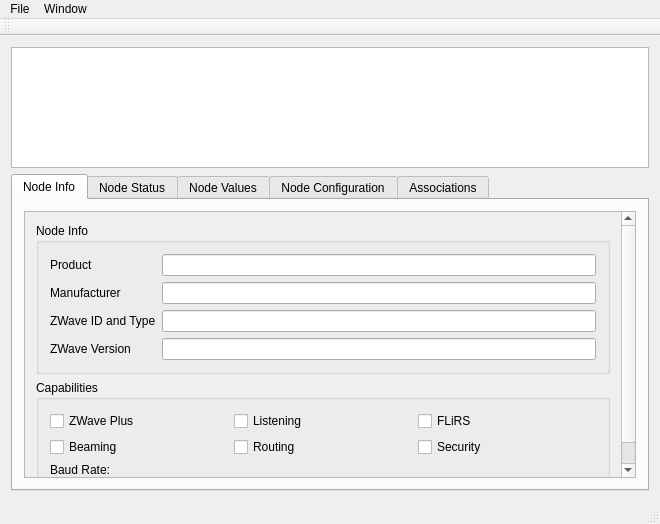
OpenZWave/ozw-admin, file mainwindow.ui: the form before one commit.
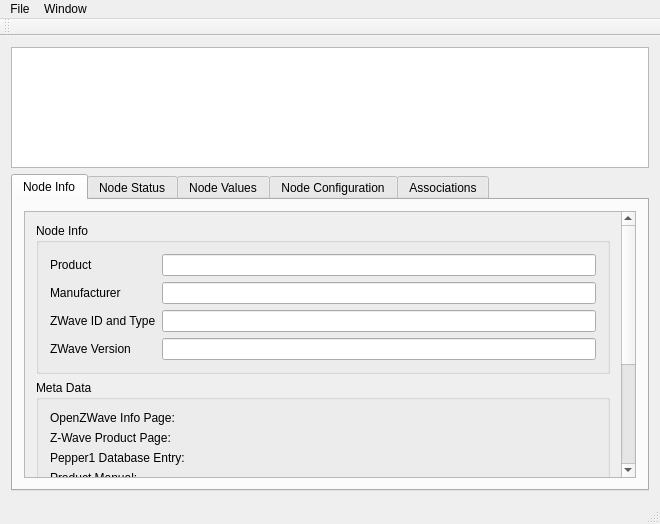
The form after the commit.

The edit to the form file:
```diff
--- a/mainwindow.ui
+++ b/mainwindow.ui
@@ -43,9 +43,9 @@
            <property name="geometry">
             <rect>
              <x>0</x>
-             <y>0</y>
-             <width>588</width>
-             <height>283</height>
+             <y>-115</y>
+             <width>605</width>
+             <height>516</height>
             </rect>
            </property>
            <layout class="QVBoxLayout" name="verticalLayout_3">
@@ -114,6 +114,99 @@
               </layout>
              </widget>
             </item>
+            <item>
+             <widget class="QGroupBox" name="groupBox_6">
+              <property name="title">
+               <string>Meta Data</string>
+              </property>
+              <layout class="QFormLayout" name="formLayout_4">
+               <item row="0" column="0">
+                <widget class="QLabel" name="label_23">
+                 <property name="text">
+                  <string>OpenZWave Info Page:</string>
+                 </property>
+                </widget>
+               </item>
+               <item row="0" column="1">
+                <widget class="QLabel" name="md_ozwinfo">
+                 <property name="text">
+                  <string/>
+                 </property>
+                </widget>
+               </item>
+               <item row="1" column="0">
+                <widget class="QLabel" name="label_24">
+                 <property name="text">
+                  <string>Z-Wave Product Page:</string>
+                 </property>
+                </widget>
+               </item>
+               <item row="1" column="1">
+                <widget class="QLabel" name="md_zwprodpage">
+                 <property name="text">
+                  <string/>
+                 </property>
+                </widget>
+               </item>
+               <item row="2" column="0">
+                <widget class="QLabel" name="label_25">
+                 <property name="text">
+                  <string>Pepper1 Database Entry:</string>
+                 </property>
+                </widget>
+               </item>
+               <item row="2" column="1">
+                <widget class="QLabel" name="md_pepper1db">
+                 <property name="text">
+                  <string/>
+                 </property>
+                </widget>
+               </item>
+               <item row="3" column="0">
+                <widget class="QLabel" name="label_26">
+                 <property name="text">
+                  <string>Product Manual:</string>
+                 </property>
+                </widget>
+               </item>
+               <item row="4" column="0">
+                <widget class="QLabel" name="label_27">
+                 <property name="text">
+                  <string>Product Page:</string>
+                 </property>
+                </widget>
+               </item>
+               <item row="5" column="0">
+                <widget class="QLabel" name="label_28">
+                 <property name="text">
+                  <string>Product Picture:</string>
+                 </property>
+                </widget>
+               </item>
+               <item row="3" column="1">
+                <widget class="QLabel" name="md_prodmanual">
+                 <property name="text">
+                  <string/>
+                 </property>
+                </widget>
+               </item>
+               <item row="4" column="1">
+                <widget class="QLabel" name="md_prodpage">
+                 <property name="text">
+                  <string/>
+                 </property>
+                </widget>
+               </item>
+               <item row="5" column="1">
+                <widget class="QLabel" name="md_prodimg">
+                 <property name="text">
+                  <string/>
+                 </property>
+                </widget>
+               </item>
+              </layout>
+             </widget>
+            </item>
             <item>
              <widget class="QGroupBox" name="groupBox_2">
               <property name="title">
```
Left out of the diff: 18 changed lines with no effect on the pictures.
